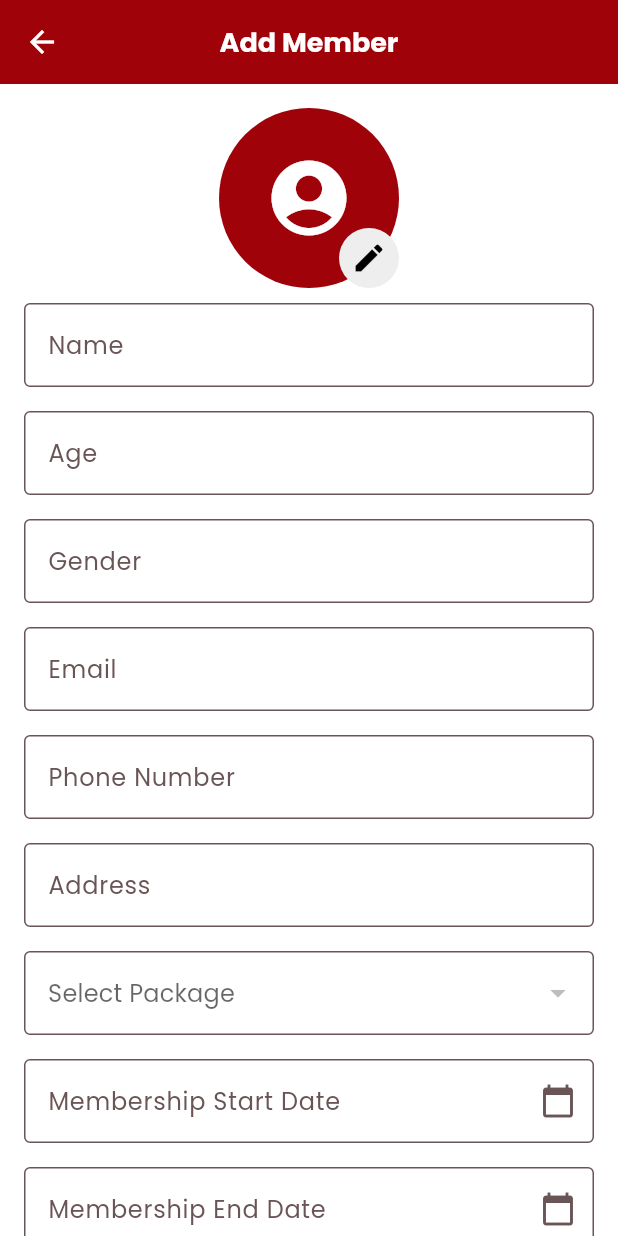
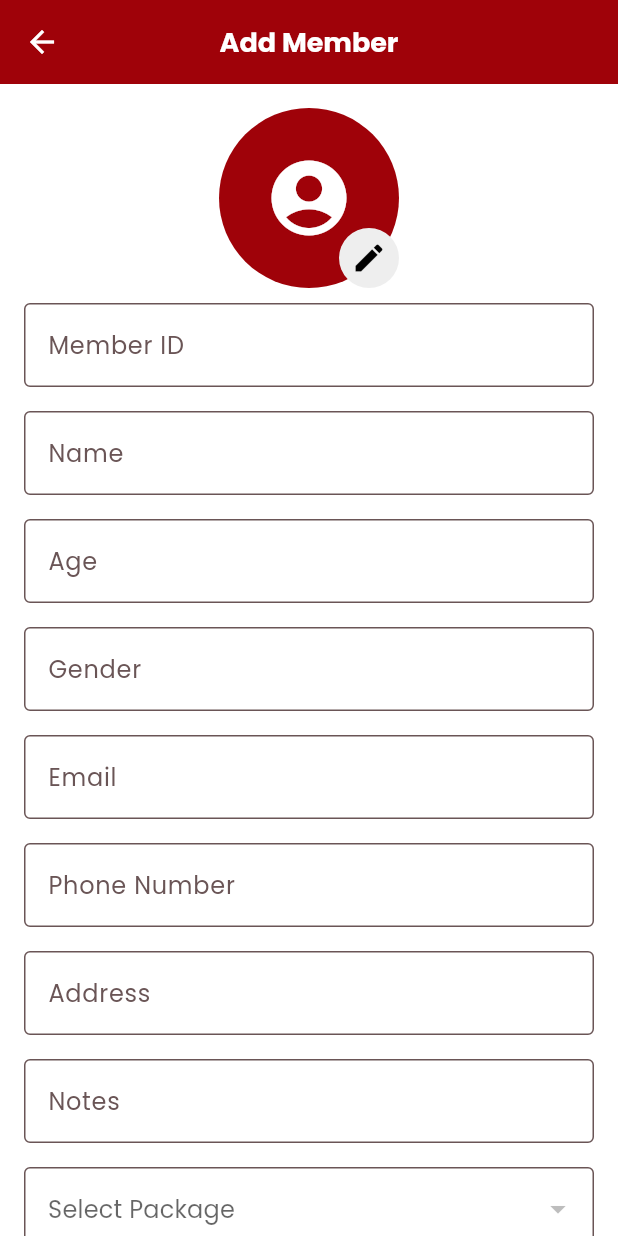
Before and after one commit to krish-dev-7/kumbu_admin, a Flutter app: the AddMemberPage screen opened directly, on a phone screen of 412 x 824 dp. Run offline on Flutter 3.47's test engine with Material 3 defaults, Android fonts, the light colour scheme and no system bars; our stand-ins replace cached_network_image, cloud_firestore, firebase_auth, firebase_core, firebase_storage, flutter_colorpicker and 5 more; missing offline and left inert: restart_app; accounts and stored records are empty; network calls fail.

Commit message:
Notes, ID

```diff
--- a/lib/Common/Constants.dart
+++ b/lib/Common/Constants.dart
@@ -1,2 +1,2 @@
-String BASE_URL = "https://kumbubackend.onrender.com";
-// String BASE_URL = "http://localhost:3000";
+// String BASE_URL = "https://kumbubackend.onrender.com";
+String BASE_URL = "http://localhost:3000";
--- a/lib/Models/Member.dart
+++ b/lib/Models/Member.dart
@@ -31,6 +31,7 @@ class GymMember {
    List<dynamic> purchaseOrderHistories;
    String dietTemplateID;
    int daysAttended;
+  String notes;
 
   GymMember({
     required this.id,
@@ -51,7 +52,7 @@ class GymMember {
     this.isPT=false,
     this.purchaseOrderHistories = const [],
     this.dietTemplateID = "",
-    required this.daysAttended,
+    required this.daysAttended, required this.notes,
   });
 
   // Method to calculate the remaining days of membership
@@ -99,6 +100,7 @@ class GymMember {
       'purchaseOrderHistories': purchaseOrderHistories.map((order) => order.toMap()).toList(),
       'dietTemplateID': "",
       'daysAttended': daysAttended,
+      'notes':notes
     };
   }
 
@@ -124,6 +126,7 @@ class GymMember {
       purchaseOrderHistories: List<dynamic>.from(map['purchaseOrderHistories'].map((order) => PurchaseOrder.fromMap(order))),
       dietTemplateID: map['dietTemplateID'] ?? "",
       daysAttended: map['daysAttended'],
+      notes: map['notes']
     );
   }
 }
--- a/lib/Models/MembershipRequest.dart
+++ b/lib/Models/MembershipRequest.dart
@@ -22,6 +22,7 @@ class MembershipRequest {
   final String address;
   final List<String> purchaseOrderHistories;
   final bool isApproved;
+  final String notes;
 
   MembershipRequest({
     this.id,
@@ -42,6 +43,7 @@ class MembershipRequest {
     required this.isPT,
     this.purchaseOrderHistories = const[],
     required this.isApproved,
+    required this.notes
   });
 
   factory MembershipRequest.fromJson(Map<String, dynamic> json) {
@@ -62,6 +64,7 @@ class MembershipRequest {
       address: json['address'],
       purchaseOrderHistories: List<String>.from(json['purchaseOrderHistories']),
       isApproved: json['isApproved'], requesterName: json['requesterName'], isPT: json['isPT'],
+      notes: json['notes']
     );
   }
 
@@ -79,7 +82,8 @@ class MembershipRequest {
       currentPackageID: member.currentPackage, // Assign selected package
       level: member.level.name, // Example: Set membership level
       requesterID: requesterID, requestedDate: DateTime.now(), isApproved: false,
-      requesterName: requesterName, isPT: member.isPT
+      requesterName: requesterName, isPT: member.isPT,
+        notes: member.notes
       );
   }
 
@@ -102,7 +106,8 @@ class MembershipRequest {
       'address': address,
       'purchaseOrderHistories': purchaseOrderHistories,
       'isApproved': isApproved,
-      'isPT': isPT
+      'isPT': isPT,
+      'notes': notes
     };
   }
 }
--- a/lib/Screens/AddMembersPage.dart
+++ b/lib/Screens/AddMembersPage.dart
@@ -24,6 +24,7 @@ class AddMemberPage extends StatefulWidget {
 }
 
 class _AddMemberPageState extends State<AddMemberPage> {
+  final TextEditingController gymMemberIDController = TextEditingController();
   final TextEditingController imageUrlController = TextEditingController();
   final TextEditingController nameController = TextEditingController();
   final TextEditingController ageController = TextEditingController();
@@ -31,6 +32,7 @@ class _AddMemberPageState extends State<AddMemberPage> {
   final TextEditingController emailController = TextEditingController();
   final TextEditingController phoneNumberController = TextEditingController();
   final TextEditingController addressController = TextEditingController();
+  final TextEditingController notesController = TextEditingController();
   // final TextEditingController membershipDurationController = TextEditingController();
   final TextEditingController membershipStartDateController =
       TextEditingController();
@@ -143,12 +145,14 @@ class _AddMemberPageState extends State<AddMemberPage> {
             ),
           ), // Member Image
           const SizedBox(height: 10),
+          _buildTextField(context, 'Member ID', gymMemberIDController),
           _buildTextField(context, 'Name', nameController),
           _buildTextField(context, 'Age', ageController),
           _buildTextField(context, 'Gender', genderController),
           _buildTextField(context, 'Email', emailController),
           _buildTextField(context, 'Phone Number', phoneNumberController),
           _buildTextField(context, 'Address', addressController),
+          _buildTextField(context, 'Notes', notesController),
           _buildPackageDropdown(context), // Package selection dropdown
           _buildDateField(
               context, 'Membership Start Date', membershipStartDateController),
@@ -253,7 +257,7 @@ class _AddMemberPageState extends State<AddMemberPage> {
                               });
                             },
                           ),
-                          Text("Personal Training)"),
+                          Text("Personal Training"),
                         ],
                       ),
 
@@ -300,12 +304,14 @@ class _AddMemberPageState extends State<AddMemberPage> {
 
   List<Widget> _buildFormFields(BuildContext context) {
     return [
+      _buildTextField(context, 'Member ID', gymMemberIDController),
       _buildTextField(context, 'Name', nameController),
       _buildTextField(context, 'Age', ageController),
       _buildTextField(context, 'Gender', genderController),
       _buildTextField(context, 'Email', emailController),
       _buildTextField(context, 'Phone Number', phoneNumberController),
       _buildTextField(context, 'Address', addressController),
+      _buildTextField(context, 'Notes', notesController),
     ];
   }
 
@@ -440,6 +446,7 @@ class _AddMemberPageState extends State<AddMemberPage> {
       }
 
 
+      int gymMemberID = int.tryParse(gymMemberIDController.text)??0;
       String name = nameController.text;
       int age = int.tryParse(ageController.text) ??
           0; // Handle parsing error as needed
@@ -447,6 +454,7 @@ class _AddMemberPageState extends State<AddMemberPage> {
       String email = emailController.text;
       String phoneNumber = phoneNumberController.text;
       String address = addressController.text;
+      String notes = notesController.text;
       String membershipDuration = _selectedPackage!.getReadableDuration();
       String membershipStartDate = membershipStartDateController.text;
       String membershipEndDate = membershipEndDateController.text;
@@ -465,11 +473,12 @@ class _AddMemberPageState extends State<AddMemberPage> {
         membershipStartDate: DateTime.parse(membershipStartDate),
         membershipEndDate: DateTime.parse(membershipEndDate),
         id: '', // Assign member ID as needed
-        gymMemberID: 0,
+        gymMemberID: gymMemberID,
         currentPackage: _selectedPackage, // Assign selected package
         level: MembershipLevel.BRONZE, // Example: Set membership level
         dietTemplateID: "", // Example: Set diet ID
         daysAttended: 0, // Example: Set days attended
+        notes: notes
       );
 
       print(user?.role);
--- a/lib/Screens/AppDrawer.dart
+++ b/lib/Screens/AppDrawer.dart
@@ -85,7 +85,7 @@ class AppDrawer extends StatelessWidget {
           //     Navigator.pushNamed(context, '/profile');
           //   },
           // ),
-          if(user?.role=="Admin")
+          // if(user?.role=="Admin")
           ListTile(
             leading: Icon(Icons.local_fire_department),
             title: Text('Package Page'),
--- a/lib/Screens/MembersDetailsPage.dart
+++ b/lib/Screens/MembersDetailsPage.dart
@@ -48,11 +48,13 @@ class _MemberDetailsPageState extends State<MemberDetailsPage> {
   late TextEditingController _ageController;
   late TextEditingController _genderController;
   late TextEditingController _emailController;
+  late TextEditingController _notesController;
   late TextEditingController _phoneNumberController;
   late TextEditingController _addressController;
   late TextEditingController _membershipStartDateController;
   late TextEditingController _membershipEndDateController;
   final TextEditingController imageUrlController = TextEditingController();
+
 
   Package? _selectedPackage;
   late bool isPT;
@@ -73,6 +75,7 @@ class _MemberDetailsPageState extends State<MemberDetailsPage> {
     _ageController = TextEditingController(text: widget.member.age.toString());
     _genderController = TextEditingController(text: widget.member.gender);
     _emailController = TextEditingController(text: widget.member.email);
+    _notesController = TextEditingController(text: widget.member.notes);
     _phoneNumberController =
         TextEditingController(text: widget.member.phoneNumber);
     _addressController = TextEditingController(text: widget.member.address);
@@ -231,6 +234,8 @@ class _MemberDetailsPageState extends State<MemberDetailsPage> {
                       _buildDietAssignmentSection()),
                   _buildSection(context, 'Workout Assignment',
                       _buildWorkoutAssignmentSection()),
+                  _buildSection(context, 'Notes',
+                      _buildNotesSection()),
                 ],
               ),
               const SizedBox(height: 16),
@@ -327,6 +332,12 @@ class _MemberDetailsPageState extends State<MemberDetailsPage> {
       _buildEditableDetailRow(
           Icons.phone, 'Phone Number', _phoneNumberController),
       _buildEditableDetailRow(Icons.home, 'Address', _addressController),
+    ]);
+  }
+
+  Widget _buildNotesSection() {
+    return _buildDetailTable([
+      _buildEditableDetailRow(Icons.notes, 'Notes', _notesController),
     ]);
   }
 
@@ -867,6 +878,7 @@ class _MemberDetailsPageState extends State<MemberDetailsPage> {
       widget.member.imageUrl=imageUrl;
       widget.member.gender = _genderController.text;
       widget.member.email = _emailController.text;
+      widget.member.notes = _notesController.text;
       widget.member.phoneNumber = _phoneNumberController.text;
       widget.member.address = _addressController.text;
       widget.member.membershipStartDate =
--- a/lib/service/MemberService.dart
+++ b/lib/service/MemberService.dart
@@ -79,7 +79,8 @@ class MemberService {
         'currentPackageID':member.currentPackage?.packageID,
         'membershipStartDate':member.membershipStartDate.toString(),
         'membershipEndDate':member.membershipEndDate.toString(),
-        'level':member.level.name
+        'level':member.level.name,
+        'notes':member.notes
         // Add other member fields as needed
       }),
     );
```
